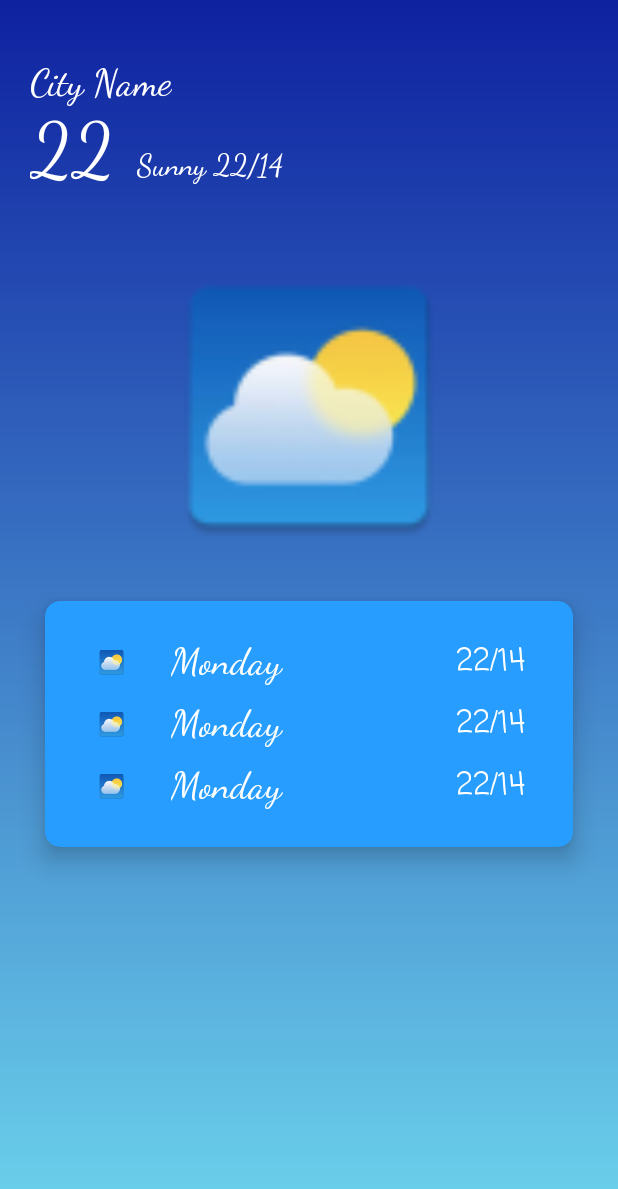
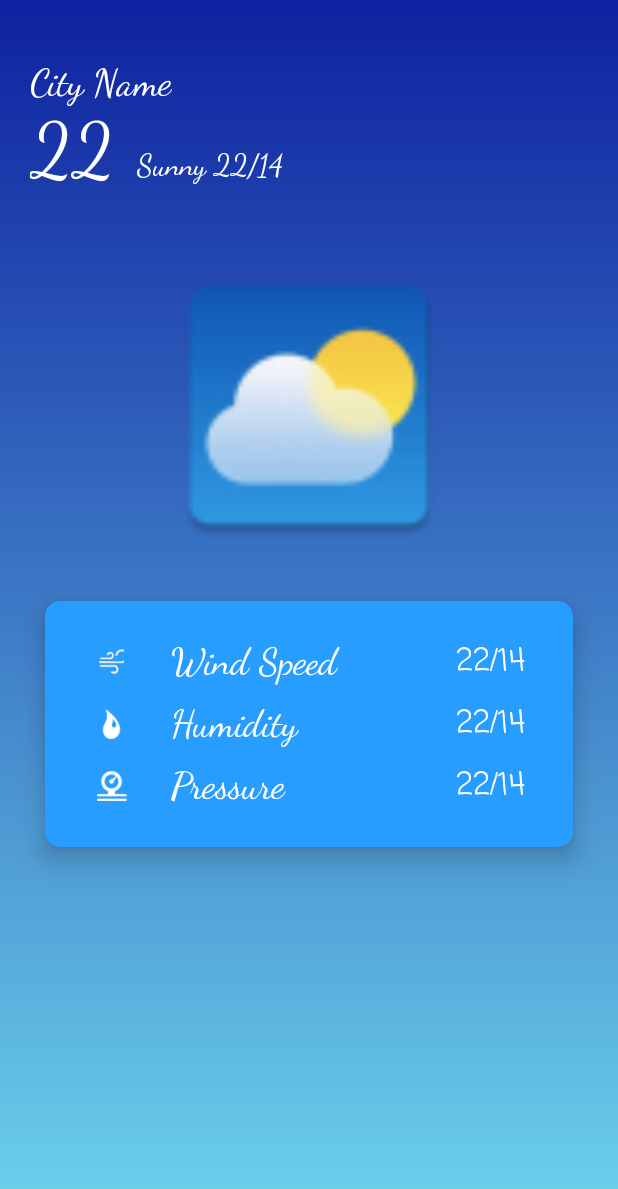
Before and after one commit to enesdemir28/IstanbulWeatherApp, an Android app: the screen it shows after launch (MainActivity), on a phone screen of 412 x 824 dp. Shown: the top 1189 px of the screen. Run offline under Robolectric (Android 15) with nearby library versions, the light colour scheme and no system bars.

Commit message:
Added some new datas like wind speed, humidity,pressure

```diff
--- a/app/src/main/java/com/example/istanbulweatherapp/activitys/MainActivity.kt
+++ b/app/src/main/java/com/example/istanbulweatherapp/activitys/MainActivity.kt
@@ -17,10 +17,14 @@ class MainActivity : ComponentActivity() {
         val txtViewCity: TextView = findViewById(R.id.tv_city)
         val txtViewWeather: TextView = findViewById(R.id.tv_temp)
         val txtViewDesc: TextView = findViewById(R.id.tv_description)
+        val txtViewWindSpeed: TextView = findViewById(R.id.tv_windspeed)
+        val txtViewHumidity: TextView = findViewById(R.id.tv_humidity)
+        val txtViewPressure: TextView = findViewById(R.id.tv_pressure)
+
 
         val weatherApiService = WeatherApiService()
 
-        weatherApiService.fetchWeatherData(txtViewWeather,txtViewCity,txtViewDesc)
+        weatherApiService.fetchWeatherData(txtViewWeather,txtViewCity,txtViewDesc, txtViewWindSpeed,txtViewHumidity,txtViewPressure)
 
 
     }
--- a/app/src/main/java/com/example/istanbulweatherapp/network/WeatherApiService.kt
+++ b/app/src/main/java/com/example/istanbulweatherapp/network/WeatherApiService.kt
@@ -14,16 +14,24 @@ import retrofit2.converter.gson.GsonConverterFactory
 
 class WeatherApiService {
 
-    // TextView'i sınıfın dışına taşımalısınız, bu nesneye erişim sağlamak için bir yol gereklidir.
+
     private var tv_temp: TextView? = null
     private var tv_city: TextView? = null
     private var tv_description: TextView? = null
+    private var tv_windspeed: TextView? = null
+    private var tv_humidity: TextView? = null
+    private var tv_pressure: TextView? = null
 
-    // Bu işlevi çağırmalısınız, aksi takdirde API verilerini almaya başlamaz.
-    fun fetchWeatherData(tempTextView: TextView,cityTextView: TextView,descTextView: TextView) {
+
+    fun fetchWeatherData(tempTextView: TextView,cityTextView: TextView,descTextView: TextView, windTextView : TextView,
+                         humidityTextView : TextView, pressureTextView : TextView) {
         tv_temp = tempTextView
         tv_city = cityTextView
         tv_description = descTextView
+        tv_windspeed = windTextView
+        tv_humidity = humidityTextView
+        tv_pressure = pressureTextView
+
         val retrofit = Retrofit.Builder()
             .baseUrl(BASE_URL)
             .addConverterFactory(GsonConverterFactory.create())
@@ -39,9 +47,14 @@ class WeatherApiService {
                     val responseBody = response.body()
                     if (responseBody != null && responseBody.list.isNotEmpty()) {
 
+
                         tv_temp?.text = responseBody.list[0].main.temp.toString()
                         tv_city?.text = responseBody.city.name
                         tv_description?.text = responseBody.list[0].weather[0].description
+                        tv_windspeed?.text = responseBody.list[0].wind.speed.toString()
+                        tv_humidity?.text =  responseBody.list[0].main.humidity.toString()
+                        tv_pressure?.text =  responseBody.list[0].main.pressure.toString()
+
                     } else {
                         Log.d("DATA", "API yanıtı boş veya veri yok.")
                     }
--- a/app/src/main/res/layout/activity_main.xml
+++ b/app/src/main/res/layout/activity_main.xml
@@ -89,7 +89,7 @@
                     android:layout_width="20sp"
                     android:layout_height="20sp"
                     android:layout_weight="0.5"
-                    android:src="@mipmap/ic_launcher_sun" />
+                    android:src="@drawable/windicon" />
 
                 <TextView
                     android:layout_width="0dp"
@@ -97,12 +97,13 @@
                     android:layout_marginLeft="15dp"
                     android:layout_weight="3"
                     android:fontFamily="cursive"
-                    android:text="Monday"
+                    android:text="Wind Speed"
                     android:textColor="#fff"
                     android:textSize="25dp" />
 
 
                 <TextView
+                    android:id="@+id/tv_windspeed"
                     android:layout_width="0dp"
                     android:layout_height="wrap_content"
                     android:layout_marginLeft="15dp"
@@ -127,7 +128,7 @@
                     android:layout_width="20sp"
                     android:layout_height="20sp"
                     android:layout_weight="0.5"
-                    android:src="@mipmap/ic_launcher_sun" />
+                    android:src="@drawable/humidityicon" />
 
                 <TextView
                     android:layout_width="0dp"
@@ -135,12 +136,13 @@
                     android:layout_marginLeft="15dp"
                     android:layout_weight="3"
                     android:fontFamily="cursive"
-                    android:text="Monday"
+                    android:text="Humidity"
                     android:textColor="#fff"
                     android:textSize="25dp" />
 
 
                 <TextView
+                    android:id="@+id/tv_humidity"
                     android:layout_width="0dp"
                     android:layout_height="wrap_content"
                     android:layout_marginLeft="15dp"
@@ -165,7 +167,7 @@
                     android:layout_width="20sp"
                     android:layout_height="20sp"
                     android:layout_weight="0.5"
-                    android:src="@mipmap/ic_launcher_sun" />
+                    android:src="@drawable/pressureicon" />
 
                 <TextView
                     android:layout_width="0dp"
@@ -173,12 +175,13 @@
                     android:layout_marginLeft="15dp"
                     android:layout_weight="3"
                     android:fontFamily="cursive"
-                    android:text="Monday"
+                    android:text="Pressure"
                     android:textColor="#fff"
                     android:textSize="25dp" />
 
 
                 <TextView
+                    android:id="@+id/tv_pressure"
                     android:layout_width="0dp"
                     android:layout_height="wrap_content"
                     android:layout_marginLeft="15dp"
```
Also changed, not shown: app/src/main/res/drawable/humidityicon.png (added), app/src/main/res/drawable/pressureicon.png (added), app/src/main/res/drawable/windicon.png (added).
